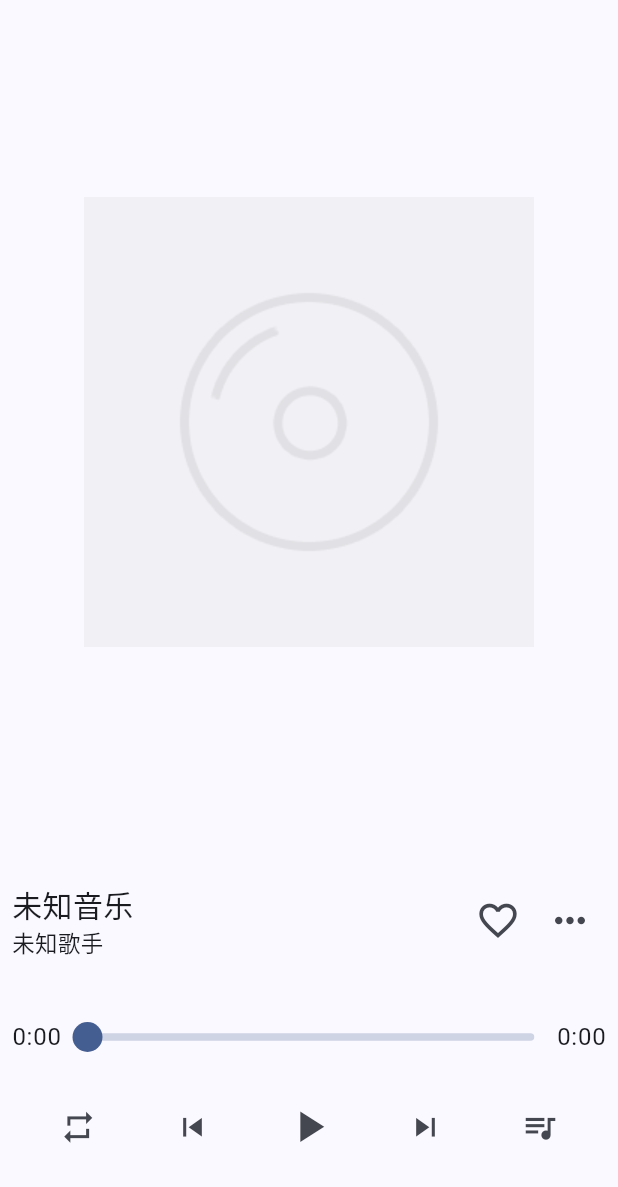
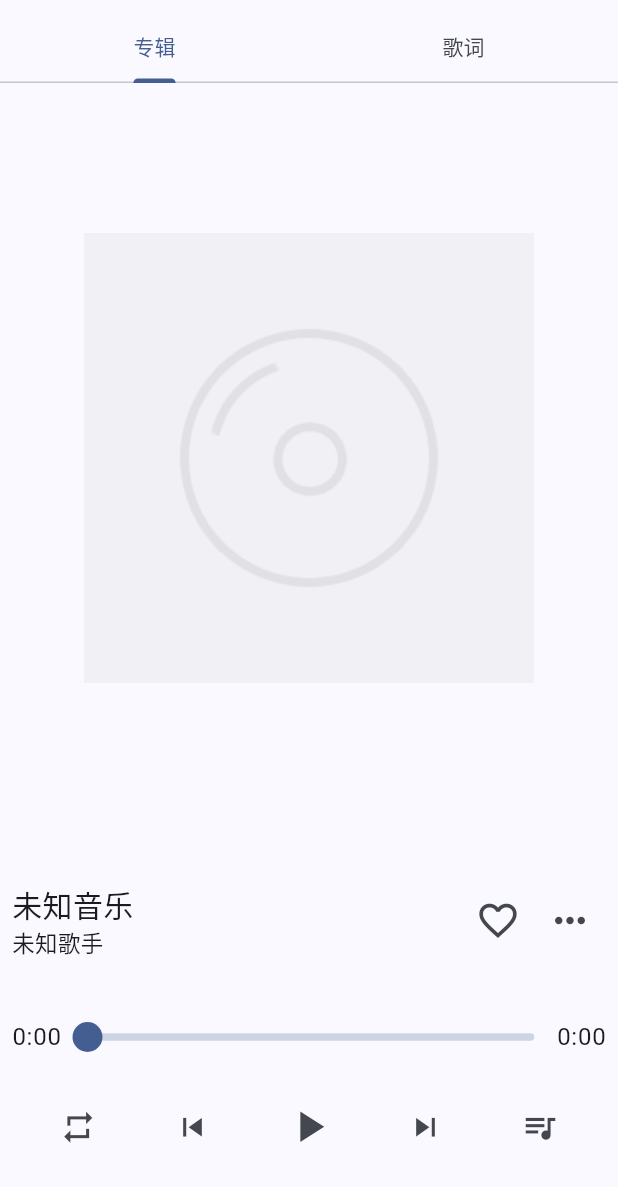
Before and after one commit to qingzt/ListenAll, a Flutter app: the PlayerPage screen opened by its route, on a phone screen of 412 x 824 dp, the part 49-1236 px from its top. Run offline on Flutter 3.47's test engine with Material 3 defaults, Android fonts, the phone set to English and light mode, and no system bars; drawn by our look-alikes of audio_video_progress_bar; our stand-ins replace audio_service, cached_network_image, device_info_plus, dio, drift, get and 6 more; missing offline and left inert: bitsdojo_window, encrypt, flutter_lyric, media_kit, pointycastle, sqlite3; accounts and stored records are empty; generated files the repository leaves out were written again; statements that could not run were skipped.

Commit message:
[ADD] 歌词支持

```diff
--- a/lib/common/api/audio_source/netease.dart
+++ b/lib/common/api/audio_source/netease.dart
@@ -27,7 +27,10 @@ class NeteaseAudioSourceProvider implements AudioSourceProvider {
         },
       );
       var data = jsonDecode(response.data);
-      String url = data['data'][0]['url'];
+      String? url = data['data'][0]['url'];
+      if (url == null) {
+        return null;
+      }
       return Media(url);
     } on Exception catch (e) {
       print(e);
--- a/lib/common/widgets/listenall_app_bar.dart
+++ b/lib/common/widgets/listenall_app_bar.dart
@@ -6,14 +6,17 @@ import 'package:flutter/material.dart';
 import 'window_buttons.dart';
 
 class ListenAllAppBar extends StatelessWidget implements PreferredSizeWidget {
-  const ListenAllAppBar({super.key});
+  const ListenAllAppBar({super.key, this.bottom});
+  final PreferredSizeWidget? bottom;
 
   @override
-  Size get preferredSize => const Size.fromHeight(40);
+  Size get preferredSize =>
+      Size.fromHeight(40 + (bottom?.preferredSize.height ?? 0));
 
-  Widget _buildAppBar(){
-    if(Platform.isWindows){
+  Widget _buildAppBar() {
+    if (Platform.isWindows) {
       return AppBar(
+          bottom: bottom,
           title: WindowTitleBarBox(
             child: Row(
               children: [
@@ -24,8 +27,8 @@ class ListenAllAppBar extends StatelessWidget implements PreferredSizeWidget {
                       alignment: Alignment.centerLeft,
                       padding: const EdgeInsets.only(left: 4),
                       child: const Text('Listen All',
-                      style:
-                          TextStyle(fontSize: 20, fontWeight: FontWeight.bold)),
+                          style: TextStyle(
+                              fontSize: 20, fontWeight: FontWeight.bold)),
                     ),
                     MoveWindow(),
                   ],
@@ -36,6 +39,7 @@ class ListenAllAppBar extends StatelessWidget implements PreferredSizeWidget {
           ));
     }
     return AppBar(
+      bottom: bottom,
       title: const Text('Listen All',
           style: TextStyle(fontSize: 20, fontWeight: FontWeight.bold)),
     );
--- a/lib/pages/home/view.dart
+++ b/lib/pages/home/view.dart
@@ -61,6 +61,7 @@ class HomePage extends StatelessWidget {
   Widget build(BuildContext context) {
     Get.put(PlayerController());
     return Scaffold(
+      resizeToAvoidBottomInset: false,
       appBar: const ListenAllAppBar(),
       body: SafeArea(
         child: GetBuilder<HomeController>(
--- a/lib/pages/player/controller.dart
+++ b/lib/pages/player/controller.dart
@@ -46,11 +46,11 @@ class PlayerController extends GetxController {
     playedDurationSubscription =
         audioService.playedDurationStream.listen((event) {
       playedDuration = event;
-      update(['progressIndicator']);
+      update(['progressIndicator', 'lyrics']);
     });
     audioService.totalDurationStream.listen((event) {
       totalDuration = event;
-      update(['progressIndicator']);
+      update(['progressIndicator', 'lyrics']);
     });
     audioService.bufferedDurationStream.listen((event) {
       bufferedDuration = event;
@@ -58,7 +58,7 @@ class PlayerController extends GetxController {
     });
     audioService.currentMusicInfoStream.listen((event) {
       currentMusicInfo = event;
-      update(['musicInfo', 'playBar']);
+      update(['musicInfo', 'playBar', 'lyrics']);
     });
     audioService.playlistStream.listen((event) {
       playList = event;
--- a/lib/pages/player/view.dart
+++ b/lib/pages/player/view.dart
@@ -3,20 +3,56 @@ import 'package:get/get.dart';
 
 import '../../common/widgets/index.dart';
 import 'index.dart';
+import 'widgets/lyrics.dart';
 
 class PlayerPage extends StatelessWidget {
   const PlayerPage({super.key});
 
-  @override
-  Widget build(BuildContext context) {
-    Get.put(PlayerController());
+  Widget _buildForDefault() {
+    return const DefaultTabController(
+      length: 2,
+      child: Scaffold(
+          appBar: ListenAllAppBar(
+            bottom: TabBar(
+              tabs: [
+                Tab(text: '专辑'),
+                Tab(text: '歌词'),
+              ],
+            ),
+          ),
+          body: SafeArea(
+            child: Column(
+              children: [
+                Expanded(
+                  child: TabBarView(
+                    children: [
+                      AlbumImg(),
+                      Lyrics(),
+                    ],
+                  ),
+                ),
+                CurrentMusicInfo(),
+                PlayerProgressIndicator(),
+                ActionButtons(),
+              ],
+            ),
+          )),
+    );
+  }
+
+  Widget _buildForLargeScreen() {
     return const Scaffold(
         appBar: ListenAllAppBar(),
         body: SafeArea(
           child: Column(
             children: [
               Expanded(
-                child: AlbumImg(),
+                child: Row(
+                  children: [
+                    Expanded(child: AlbumImg()),
+                    Expanded(child: Lyrics()),
+                  ],
+                ),
               ),
               CurrentMusicInfo(),
               PlayerProgressIndicator(),
@@ -25,4 +61,18 @@ class PlayerPage extends StatelessWidget {
           ),
         ));
   }
+
+  @override
+  Widget build(BuildContext context) {
+    Get.put(PlayerController());
+    return LayoutBuilder(
+      builder: (context, constraints) {
+        if (constraints.maxWidth > 600) {
+          return _buildForLargeScreen();
+        } else {
+          return _buildForDefault();
+        }
+      },
+    );
+  }
 }
--- a/lib/pages/song_sheet/view.dart
+++ b/lib/pages/song_sheet/view.dart
@@ -18,6 +18,7 @@ class SongSheetPage extends StatelessWidget {
       id: "song_sheet",
       builder: (_) {
         return Scaffold(
+          resizeToAvoidBottomInset: false,
           appBar: const ListenAllAppBar(),
           body: SafeArea(
               child: Column(
--- a/pubspec.yaml
+++ b/pubspec.yaml
@@ -62,6 +62,7 @@ dependencies:
   crypto: ^3.0.3
   pointycastle: ^3.9.1
   hex: ^0.2.0
+  flutter_lyric: ^2.0.4+6
 
 dev_dependencies:
   flutter_test:
```
Also changed, not shown: lib/common/services/audio_service.dart (+24 -3 lines), lib/pages/player/widgets/lyrics.dart (added, +75 -0 lines), pubspec.lock. Lines whose indentation alone changed are shown as unchanged.
